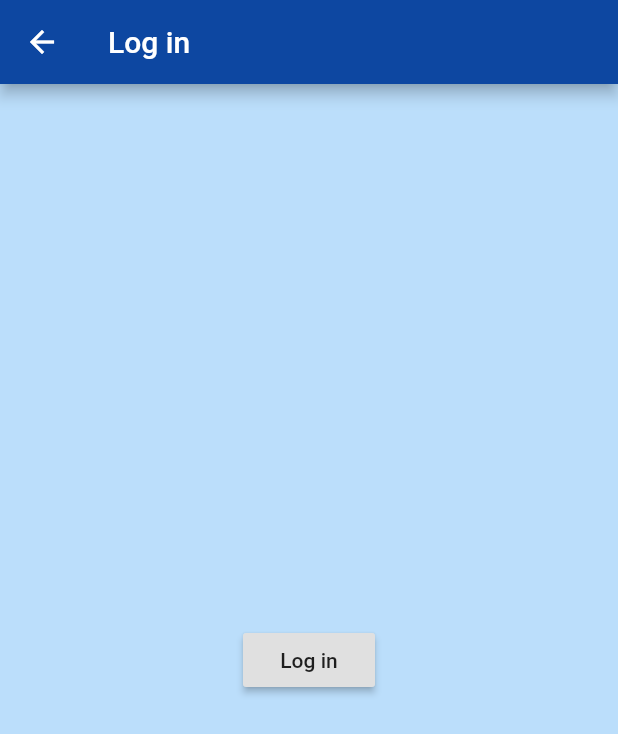
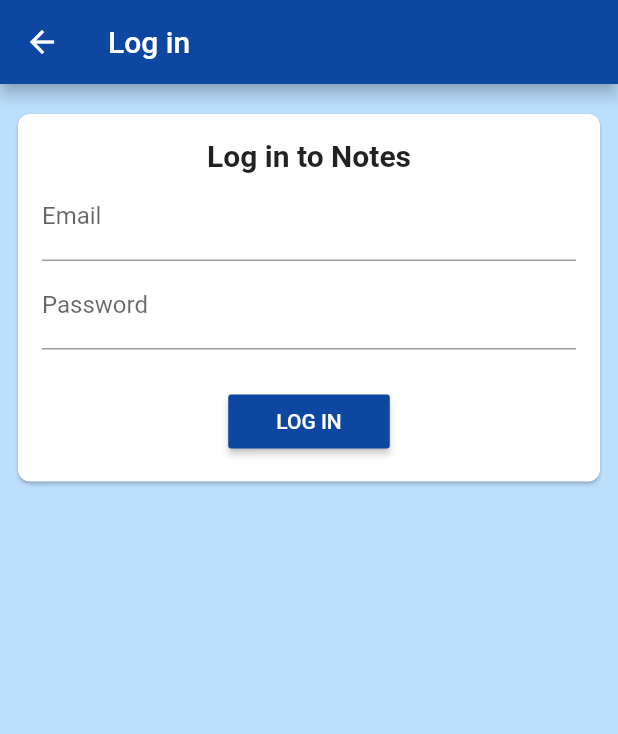
Before and after one commit to KinPeter/Notes-Flutter, a Flutter app: the LoginScreen screen opened by its route, on a phone screen of 412 x 824 dp. Shown: the top 734 px of the screen. Run offline on Flutter 3.47's test engine with Material 2 defaults, Android fonts, the phone set to English and light mode, and no system bars; our stand-ins replace cloud_firestore, firebase_auth, firebase_core, flutter_dotenv, shared_preferences; accounts and stored records are empty.

Commit message:
Add auth and connection checks

```diff
--- a/lib/main.dart
+++ b/lib/main.dart
@@ -6,8 +6,8 @@ import 'package:notes/widgets/notes_init_helper.dart';
 import 'notes_app.dart';
 
 Future<void> main() async {
+  await DotEnv().load('.env');
   WidgetsFlutterBinding.ensureInitialized();
-  await DotEnv().load('.env');
   runApp(InitApp());
 }
 
--- a/lib/notes_app.dart
+++ b/lib/notes_app.dart
@@ -1,6 +1,7 @@
 import 'package:flutter/material.dart';
 import 'package:notes/material_theme.dart';
 import 'package:notes/providers/auth.dart';
+import 'package:notes/providers/connection.dart';
 import 'package:notes/providers/notes.dart';
 import 'package:notes/screens/edit_note.dart';
 import 'package:notes/screens/login.dart';
@@ -12,6 +13,7 @@ class NotesApp extends StatelessWidget {
   Widget build(BuildContext context) {
     return MultiProvider(
       providers: [
+        ChangeNotifierProvider(create: (ctx) => Connection()),
         ChangeNotifierProvider(create: (ctx) => Auth()),
         ChangeNotifierProvider(create: (ctx) => Notes()),
       ],
--- a/lib/providers/auth.dart
+++ b/lib/providers/auth.dart
@@ -1,18 +1,39 @@
+import 'package:firebase_auth/firebase_auth.dart';
 import 'package:flutter/material.dart';
 
 class Auth with ChangeNotifier {
-  bool _isAuth = true;
+  bool _isAuth;
 
   get isAuth {
     return _isAuth;
   }
 
-  void logIn() {
-    _isAuth = true;
-    notifyListeners();
+  Auth() {
+    _isAuth = FirebaseAuth.instance.currentUser != null;
   }
 
-  void logOut() {
+  Future<void> logIn(String email, String password) async {
+    try {
+      print(email + ' ' + password);
+      UserCredential userCredential = await FirebaseAuth.instance
+          .signInWithEmailAndPassword(email: email, password: password);
+      print('Logged in: ' + userCredential.toString());
+      _isAuth = true;
+      notifyListeners();
+    } on FirebaseAuthException catch (e) {
+      if (e.code == 'user-not-found') {
+        print('No user found for that email.');
+      } else if (e.code == 'wrong-password') {
+        print('Wrong password provided for that user.');
+      }
+      rethrow;
+    } catch (e) {
+      rethrow;
+    }
+  }
+
+  Future<void> logOut() async {
+    await FirebaseAuth.instance.signOut();
     _isAuth = false;
     notifyListeners();
   }
--- a/lib/screens/login.dart
+++ b/lib/screens/login.dart
@@ -1,28 +1,124 @@
 import 'package:flutter/material.dart';
+import 'package:flutter/services.dart';
 import 'package:flutter_dotenv/flutter_dotenv.dart';
 import 'package:notes/providers/auth.dart';
+import 'package:notes/widgets/error_dialog.dart';
 import 'package:provider/provider.dart';
 
-class LoginScreen extends StatelessWidget {
+class LoginScreen extends StatefulWidget {
   static const routeName = '/login';
 
   @override
+  _LoginScreenState createState() => _LoginScreenState();
+}
+
+class _LoginScreenState extends State<LoginScreen> {
+  final GlobalKey<FormState> _form = GlobalKey();
+  String _email = DotEnv().env['PK_EMAIL'];
+  String _password = DotEnv().env['PK_PASSWORD'];
+  bool _isLoading = false;
+
+  Future<void> _login() async {
+    setState(() {
+      _isLoading = true;
+    });
+    try {
+      await Provider.of<Auth>(context, listen: false).logIn(_email, _password);
+      Navigator.of(context).pushReplacementNamed('/');
+    } catch (e) {
+      showDialog(
+          context: context,
+          builder: (ctx) => ErrorDialog(ctx, 'Login failed.')
+      );
+    } finally {
+      setState(() {
+        _isLoading = false;
+      });
+    }
+  }
+
+  @override
   Widget build(BuildContext context) {
-    String _email = DotEnv().env['PK_EMAIL'];
-    String _password = DotEnv().env['PK_PASSWORD'];
-
     return Scaffold(
       backgroundColor: Theme.of(context).backgroundColor,
       appBar: AppBar(
         title: Text('Log in'),
       ),
-      body: Center(
-        child: RaisedButton(
-          child: Text('Log in'),
-          onPressed: () {
-            Provider.of<Auth>(context, listen: false).logIn();
-            Navigator.of(context).pushReplacementNamed('/');
-          },
+      body: SingleChildScrollView(
+        padding: const EdgeInsets.symmetric(horizontal: 8.0, vertical: 16.0),
+        child: Card(
+          shape: RoundedRectangleBorder(
+            borderRadius: BorderRadius.circular(8.0),
+          ),
+          child: Container(
+            padding: const EdgeInsets.all(16.0),
+            child: Form(
+              key: _form,
+              child: Column(
+                children: [
+                  Text(
+                    'Log in to Notes',
+                    style: TextStyle(fontSize: 20, fontWeight: FontWeight.bold),
+                  ),
+                  TextFormField(
+                    decoration: const InputDecoration(labelText: 'Email'),
+                    initialValue: _email,
+                    keyboardType: TextInputType.emailAddress,
+                    textInputAction: TextInputAction.next,
+                    validator: (value) {
+                      if (value.isEmpty || !value.contains('@')) {
+                        return 'Invalid email!';
+                      }
+                      return null;
+                    },
+                    onChanged: (value) {
+                      _email = value;
+                    },
+                    onSaved: (value) {
+                      _email = value;
+                    },
+                  ),
+                  TextFormField(
+                    decoration: const InputDecoration(labelText: 'Password'),
+                    initialValue: _password,
+                    obscureText: true,
+                    textInputAction: TextInputAction.done,
+                    validator: (value) {
+                      if (value.isEmpty || value.length < 5) {
+                        return 'Password is too short!';
+                      }
+                      return null;
+                    },
+                    onChanged: (value) {
+                      _password = value;
+                    },
+                    onSaved: (value) {
+                      _password = value;
+                    },
+                    onEditingComplete: () {
+                      bool isValid = _form.currentState.validate();
+                      if (isValid) _login();
+                    },
+                  ),
+                  SizedBox(
+                    height: 24.0,
+                  ),
+                  if (_isLoading)
+                    CircularProgressIndicator()
+                  else
+                    RaisedButton(
+                      child: Text('LOG IN'),
+                      onPressed: _login,
+                      padding:
+                          EdgeInsets.symmetric(horizontal: 32.0, vertical: 8.0),
+                      color: Theme.of(context).primaryColor,
+                      textColor:
+                          Theme.of(context).primaryTextTheme.button.color,
+                    ),
+                ],
+              ),
+            ),
+          ),
         ),
       ),
     );
--- a/lib/widgets/app_drawer.dart
+++ b/lib/widgets/app_drawer.dart
@@ -32,7 +32,7 @@ class AppDrawer extends StatelessWidget {
             title: Text('Log in'),
             onTap: () {
               Navigator.of(context).pop();
-              Navigator.of(context).pushReplacementNamed(LoginScreen.routeName);
+              Navigator.of(context).pushNamed(LoginScreen.routeName);
             },
           ),
           if (auth.isAuth) ListTile(
--- a/lib/widgets/error_dialog.dart
+++ b/lib/widgets/error_dialog.dart
@@ -13,6 +13,7 @@ class ErrorDialog extends StatelessWidget {
       content: Text(message),
       actions: [
         FlatButton(
+          color: Theme.of(context).accentColor,
           child: Text('OK'),
           onPressed: () {
             Navigator.of(ctx).pop();
--- a/lib/widgets/notes_list.dart
+++ b/lib/widgets/notes_list.dart
@@ -1,4 +1,5 @@
 import 'package:flutter/material.dart';
+import 'package:notes/providers/connection.dart';
 import 'package:notes/providers/notes.dart';
 import 'package:notes/widgets/note_card_wrapper.dart';
 import 'package:notes/widgets/nothing_here.dart';
@@ -7,6 +8,7 @@ import 'package:provider/provider.dart';
 class NotesList extends StatelessWidget {
   Future<void> _refreshNotes(BuildContext context) async {
     await Provider.of<Notes>(context, listen: false).initNotes();
+    await Provider.of<Connection>(context, listen: false).checkConnection();
   }
 
   @override
--- a/pubspec.yaml
+++ b/pubspec.yaml
@@ -53,7 +53,8 @@ flutter:
   uses-material-design: true
 
   # To add assets to your application, add an assets section, like this:
-  # assets:
+  assets:
+    - .env
   #   - images/a_dot_burr.jpeg
   #   - images/a_dot_ham.jpeg
 
```
Also changed, not shown: lib/providers/connection.dart (added, +22 -0 lines), lib/screens/notes_main.dart (+13 -10 lines), lib/widgets/note_card.dart (+15 -9 lines), lib/widgets/note_card_wrapper.dart (+6 -3 lines).
